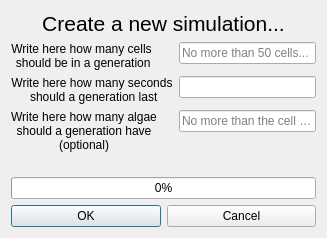
The window that Machine Learning Cells/GUI/Dialogs/NewSimDia/new_simulation.ui (dragosconst/Genetic-Alg-Cells) describes before a commit, drawn with Qt 5.
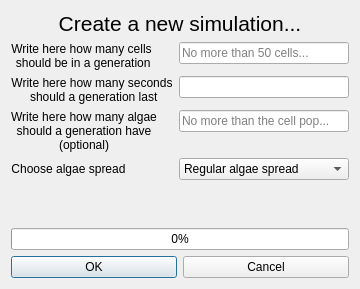
The same window after the commit.

Commit message:
fixed some bugs + added algae spread options
The algae spread options, as their name suggests, model the way in which the algae will be spread on the map, meaning that they can either be concentrated in two smaller blooms(the "regular spread") or in two bigger blooms that encompass almost the entire map( the "full map spread"). This commit has backward compatibility, meaning that older saves that did not have this option will still work with this version.

Patch:
```diff
--- a/Machine Learning Cells/GUI/Dialogs/NewSimDia/new_simulation.ui
+++ b/Machine Learning Cells/GUI/Dialogs/NewSimDia/new_simulation.ui
@@ -6,8 +6,8 @@
    <rect>
     <x>0</x>
     <y>0</y>
-    <width>327</width>
-    <height>238</height>
+    <width>360</width>
+    <height>289</height>
    </rect>
   </property>
   <property name="windowTitle">
@@ -91,6 +91,33 @@
          </property>
         </widget>
        </item>
+       <item row="4" column="0">
+        <widget class="QLabel" name="algaeSpreadText">
+         <property name="text">
+          <string>Choose algae spread</string>
+         </property>
+         <property name="alignment">
+          <set>Qt::AlignCenter</set>
+         </property>
+        </widget>
+       </item>
+       <item row="4" column="1">
+        <widget class="QComboBox" name="algaeSpreadCombo">
+         <property name="currentIndex">
+          <number>0</number>
+         </property>
+         <item>
+          <property name="text">
+           <string>Regular algae spread</string>
+          </property>
+         </item>
+         <item>
+          <property name="text">
+           <string>Full map algae spread</string>
+          </property>
+         </item>
+        </widget>
+       </item>
       </layout>
      </item>
      <item>
```
The commit also changes 7 other files.
